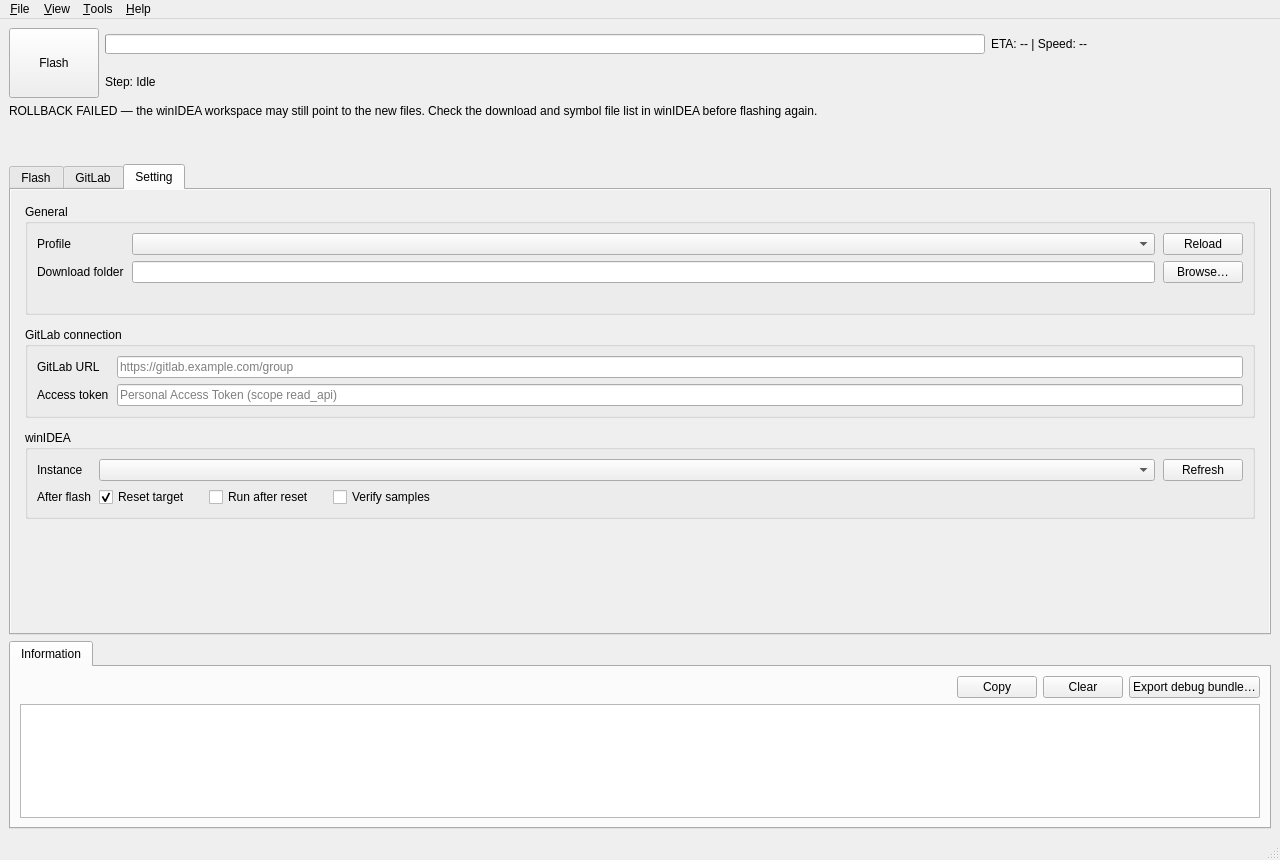
Above: wflash/gui/main_window.ui from phuctm012/WFlash-Tool before the change. Below: the same form after it.
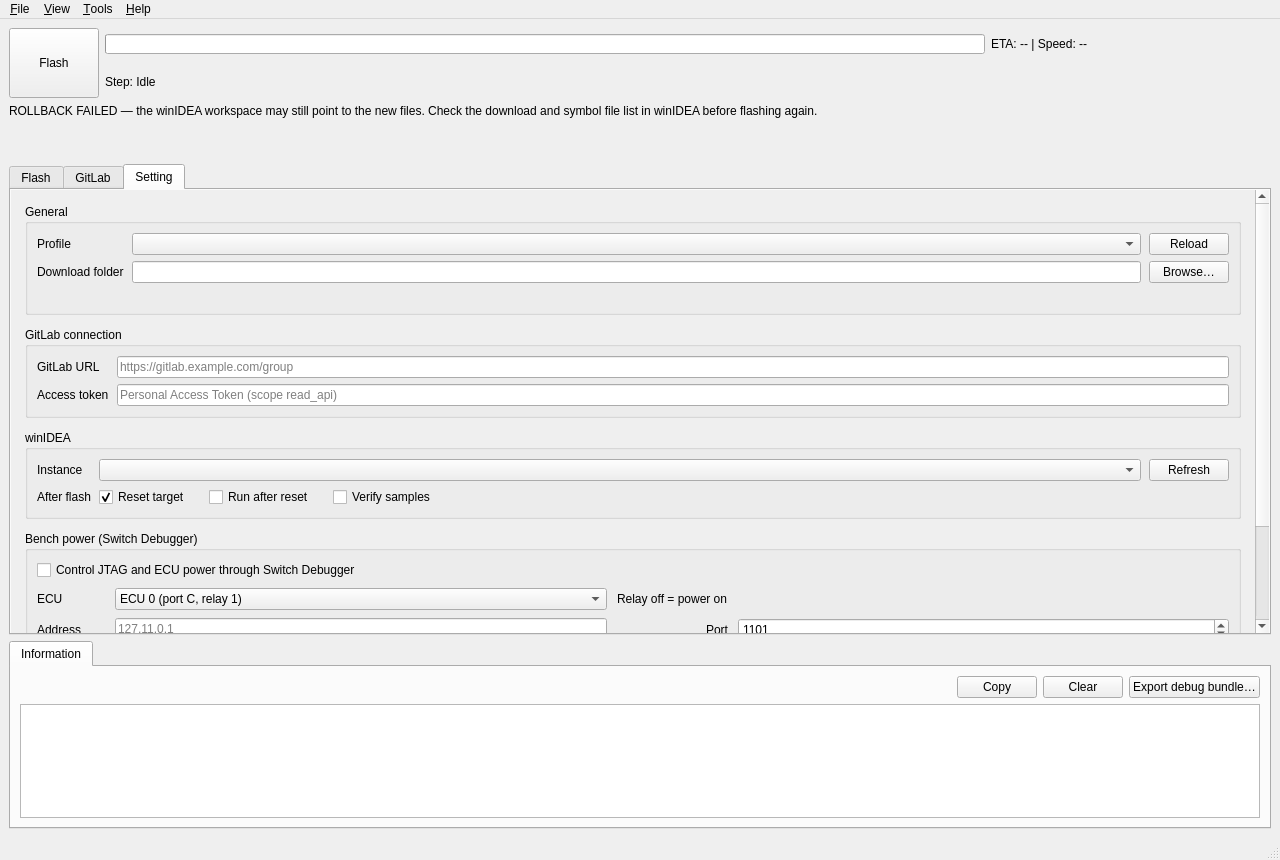
That is the form after the change. The open tabs and pages were chosen to show the change.

Commit message: feat(gui): Switch Debugger in Setting and Tools (power-cycle ECU, connect/disconnect JTAG); two ECUs

Patch:
```diff
--- a/wflash/gui/main_window.ui
+++ b/wflash/gui/main_window.ui
@@ -1424,6 +1424,152 @@
               </layout>
              </widget>
             </item>
+            <item>
+             <widget class="QGroupBox" name="groupBox_bench">
+              <property name="title">
+               <string>Bench power (Switch Debugger)</string>
+              </property>
+              <layout class="QGridLayout" name="gridLayout_bench" columnstretch="0,1,0,1">
+               <property name="horizontalSpacing">
+                <number>10</number>
+               </property>
+               <property name="verticalSpacing">
+                <number>8</number>
+               </property>
+               <item row="0" column="0" colspan="4">
+                <widget class="QCheckBox" name="checkBox_benchEnabled">
+                 <property name="text">
+                  <string>Control JTAG and ECU power through Switch Debugger</string>
+                 </property>
+                </widget>
+               </item>
+               <item row="1" column="0">
+                <widget class="QLabel" name="label_benchEcu">
+                 <property name="text">
+                  <string>ECU</string>
+                 </property>
+                </widget>
+               </item>
+               <item row="1" column="1">
+                <widget class="QComboBox" name="comboBox_benchEcu">
+                 <item>
+                  <property name="text">
+                   <string>ECU 0 (port C, relay 1)</string>
+                  </property>
+                 </item>
+                 <item>
+                  <property name="text">
+                   <string>ECU 1 (port D, relay 2)</string>
+                  </property>
+                 </item>
+                </widget>
+               </item>
+               <item row="1" column="2">
+                <widget class="QLabel" name="label_benchPolarity">
+                 <property name="text">
+                  <string>Relay off = power on</string>
+                 </property>
+                </widget>
+               </item>
+               <item row="2" column="0">
+                <widget class="QLabel" name="label_benchHost">
+                 <property name="text">
+                  <string>Address</string>
+                 </property>
+                </widget>
+               </item>
+               <item row="2" column="1">
+                <widget class="QLineEdit" name="lineEdit_benchHost">
+                 <property name="placeholderText">
+                  <string>127.11.0.1</string>
+                 </property>
+                </widget>
+               </item>
+               <item row="2" column="2">
+                <widget class="QLabel" name="label_benchPort">
+                 <property name="text">
+                  <string>Port</string>
+                 </property>
+                 <property name="alignment">
+                  <set>Qt::AlignmentFlag::AlignRight|Qt::AlignmentFlag::AlignVCenter</set>
+                 </property>
+                </widget>
+               </item>
+               <item row="2" column="3">
+                <widget class="QSpinBox" name="spinBox_benchPort">
+                 <property name="minimum">
+                  <number>1</number>
+                 </property>
+                 <property name="maximum">
+                  <number>65535</number>
+                 </property>
+                 <property name="value">
+                  <number>1101</number>
+                 </property>
+                </widget>
+               </item>
+               <item row="3" column="0">
+                <widget class="QLabel" name="label_benchOff">
+                 <property name="text">
+                  <string>Power off for</string>
+                 </property>
+                </widget>
+               </item>
+               <item row="3" column="1">
+                <widget class="QSpinBox" name="spinBox_benchOff">
+                 <property name="minimum">
+                  <number>1</number>
+                 </property>
+                 <property name="maximum">
+                  <number>60</number>
+                 </property>
+                 <property name="value">
+                  <number>3</number>
+                 </property>
+                 <property name="suffix">
+                  <string> s</string>
+                 </property>
+                </widget>
+               </item>
+               <item row="3" column="2">
+                <widget class="QLabel" name="label_benchBoot">
+                 <property name="text">
+                  <string>Boot wait</string>
+                 </property>
+                 <property name="alignment">
+                  <set>Qt::AlignmentFlag::AlignRight|Qt::AlignmentFlag::AlignVCenter</set>
+                 </property>
+                </widget>
+               </item>
+               <item row="3" column="3">
+                <widget class="QSpinBox" name="spinBox_benchBoot">
+                 <property name="minimum">
+                  <number>0</number>
+                 </property>
+                 <property name="maximum">
+                  <number>120</number>
+                 </property>
+                 <property name="value">
+                  <number>4</number>
+                 </property>
+                 <property name="suffix">
+                  <string> s</string>
+                 </property>
+                </widget>
+               </item>
+               <item row="4" column="0" colspan="4">
+                <widget class="QLabel" name="label_benchHint">
+                 <property name="text">
+                  <string>Used by Tools › Power-cycle ECU, Connect JTAG and Disconnect JTAG. Locked while a flash runs: cutting the power during programming leaves the flash empty. Only the port and the relay of this ECU are switched.</string>
+                 </property>
+                 <property name="wordWrap">
+                  <bool>true</bool>
+                 </property>
+                </widget>
+               </item>
+              </layout>
+             </widget>
+            </item>
             <item>
              <spacer name="verticalSpacer_settingTab">
               <property name="orientation">
```
Left out of the diff: 22 changed lines with no effect on the pictures. The commit also changes 12 other files.
